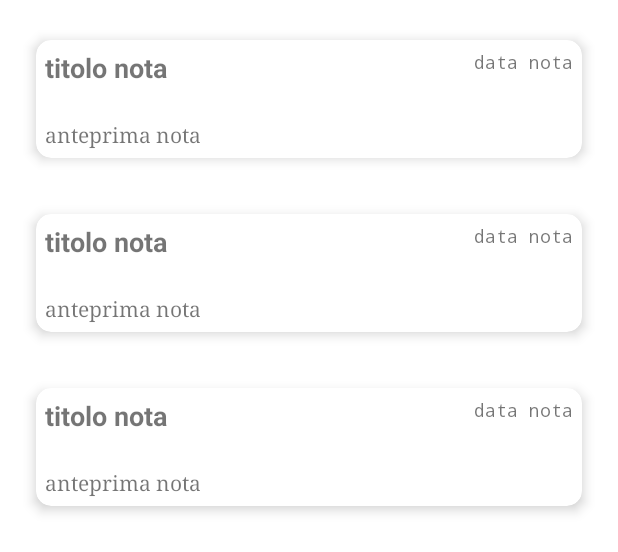
After one commit to buiamf/Progetto_Android, an Android app: the layout fragment_dashboard.xml on its own in the app's theme, with its tools: preview values and no code run, on a phone screen of 412 x 824 dp. The commit adds this screen. Shown: the top 552 px of the screen. Run offline under Robolectric (Android 15) with nearby library versions, the phone set to English and light mode, and no system bars.

Commit message:
Progetto Modis Academy

```diff
--- /dev/null
+++ b/app/src/main/java/com/example/notes/Nota.kt
@@ -0,0 +1,5 @@
+package com.example.notes
+
+data class Nota (val titolo : String,
+                 val data : String,
+                 val anteprima : String)
--- /dev/null
+++ b/app/src/main/java/com/example/notes/views/FragmentDashboard.kt
@@ -0,0 +1,23 @@
+package com.example.notes.views
+
+import android.os.Bundle
+import androidx.fragment.app.Fragment
+import android.view.LayoutInflater
+import android.view.View
+import android.view.ViewGroup
+import com.example.notes.R
+
+class FragmentDashboard : Fragment() {
+
+    override fun onCreate(savedInstanceState: Bundle?) {
+        super.onCreate(savedInstanceState)
+
+    }
+
+    override fun onCreateView(inflater: LayoutInflater, container: ViewGroup?,
+                              savedInstanceState: Bundle?): View? {
+        // Inflate the layout for this fragment
+        return inflater.inflate(R.layout.fragment_dashboard, container, false)
+    }
+
+}
--- a/app/src/main/java/com/example/notes/FragmentDatiAggiuntivi.kt
+++ b/app/src/main/java/com/example/notes/views/FragmentDatiAggiuntivi.kt
@@ -1,4 +1,4 @@
-package com.example.notes
+package com.example.notes.views
 
 import android.os.Bundle
 import androidx.fragment.app.Fragment
--- /dev/null
+++ b/app/src/main/java/com/example/notes/views/adapters/RecyAdapter.kt
@@ -0,0 +1,34 @@
+package com.example.notes.views.adapters
+
+import android.content.Context
+import android.view.LayoutInflater
+import android.view.ViewGroup
+import androidx.recyclerview.widget.RecyclerView
+import com.example.notes.Nota
+import com.example.notes.databinding.ListUtilBinding
+import java.net.ContentHandler
+import java.security.AccessControlContext
+
+class RecyAdapter(private var mData : ArrayList<Nota>, private val context: Context?) : RecyclerView.Adapter<RecyAdapter.Notina>() {
+
+    inner class Notina(val binding : ListUtilBinding) : RecyclerView.ViewHolder(binding.root)
+
+    override fun onCreateViewHolder(parent: ViewGroup, viewType: Int): Notina {
+        return Notina(ListUtilBinding.inflate(LayoutInflater.from(parent.context), parent, false))
+    }
+
+    override fun onBindViewHolder(holder: Notina, position: Int) {
+
+        with(holder.binding) {
+
+            titolo.text = mData[position].titolo
+            data.text = mData[position].data
+            anteprima.text = mData[position].anteprima
+
+
+        }
+
+    }
+
+    override fun getItemCount(): Int = mData.size
+}
--- /dev/null
+++ b/app/src/main/res/layout/fragment_dashboard.xml
@@ -0,0 +1,18 @@
+<?xml version="1.0" encoding="utf-8"?>
+<androidx.constraintlayout.widget.ConstraintLayout xmlns:android="http://schemas.android.com/apk/res/android"
+    xmlns:app="http://schemas.android.com/apk/res-auto"
+    xmlns:tools="http://schemas.android.com/tools"
+    android:layout_width="match_parent"
+    android:layout_height="match_parent">
+
+
+    <androidx.recyclerview.widget.RecyclerView
+        android:id="@+id/riciclo_viu"
+        android:layout_width="match_parent"
+        android:layout_height="match_parent"
+        tools:layout_editor_absoluteX="200dp"
+        tools:layout_editor_absoluteY="140dp"
+        tools:listitem="@layout/list_util" />
+
+
+</androidx.constraintlayout.widget.ConstraintLayout>
--- a/app/src/main/res/layout/fragment_dati_aggiuntivi.xml
+++ b/app/src/main/res/layout/fragment_dati_aggiuntivi.xml
@@ -3,8 +3,8 @@
     xmlns:app="http://schemas.android.com/apk/res-auto"
     xmlns:tools="http://schemas.android.com/tools"
     android:layout_width="match_parent"
-    android:layout_height="match_parent"
-    tools:context=".views.DatiAggiuntivi">
+    android:layout_height="match_parent">
+
 
     <TextView
         android:id="@+id/skip_dati"
--- /dev/null
+++ b/app/src/main/res/layout/list_util.xml
@@ -0,0 +1,67 @@
+<?xml version="1.0" encoding="utf-8"?>
+
+<androidx.cardview.widget.CardView xmlns:android="http://schemas.android.com/apk/res/android"
+    xmlns:app="http://schemas.android.com/apk/res-auto"
+    xmlns:card_view="http://schemas.android.com/apk/res-auto"
+    xmlns:tools="http://schemas.android.com/tools"
+    android:id="@+id/card_view"
+    android:layout_width="match_parent"
+    android:layout_height="100dp"
+    app:layout_constraintBottom_toBottomOf="parent"
+    app:layout_constraintTop_toTopOf="parent"
+    card_view:cardCornerRadius="10dp"
+    card_view:cardElevation="5dp"
+    card_view:cardUseCompatPadding="true"
+    android:layout_marginTop="16dp"
+    android:layout_marginStart="16dp"
+    android:layout_marginEnd="16dp"
+    >
+
+    <androidx.constraintlayout.widget.ConstraintLayout
+        android:layout_width="match_parent"
+        android:layout_height="match_parent"
+        >
+
+        <TextView
+            android:id="@+id/titolo"
+            android:layout_width="wrap_content"
+            android:layout_height="wrap_content"
+            android:layout_marginStart="6dp"
+            android:layout_marginTop="6dp"
+            android:fontFamily="sans-serif"
+            android:text="@string/titolo_nota"
+            android:textSize="18dp"
+            app:layout_constraintStart_toStartOf="parent"
+            app:layout_constraintTop_toTopOf="parent"
+
+            />
+
+        <TextView
+            android:id="@+id/data"
+            android:layout_width="wrap_content"
+            android:layout_height="wrap_content"
+            android:layout_marginEnd="6dp"
+            android:layout_marginTop="6dp"
+            android:fontFamily="monospace"
+            android:text="@string/data_nota"
+            android:textSize="12dp"
+            app:layout_constraintEnd_toEndOf="parent"
+            app:layout_constraintTop_toTopOf="parent" />
+
+        <TextView
+            android:id="@+id/anteprima"
+            android:layout_width="match_parent"
+            android:layout_height="wrap_content"
+            android:layout_marginStart="6dp"
+            android:layout_marginEnd="6dp"
+            android:layout_marginBottom="6dp"
+            android:fontFamily="serif"
+            android:text="@string/anteprima_nota"
+            android:textSize="14dp"
+            app:layout_constraintBottom_toBottomOf="parent"
+            app:layout_constraintStart_toStartOf="parent" />
+
+
+    </androidx.constraintlayout.widget.ConstraintLayout>
+
+</androidx.cardview.widget.CardView>
--- a/app/src/main/res/values/strings.xml
+++ b/app/src/main/res/values/strings.xml
@@ -27,4 +27,7 @@
     <string name="testo_codiceOTP">Inserisci il codice ricevuto via email</string>
     <string name="registrazione_testo">Crea un nuovo account</string>
     <string name="testo_datiExtra">Completa il tuo account</string>
+    <string name="titolo_nota"><b>titolo nota</b></string>
+    <string name="data_nota">data nota</string>
+    <string name="anteprima_nota">anteprima nota</string>
 </resources>
```
